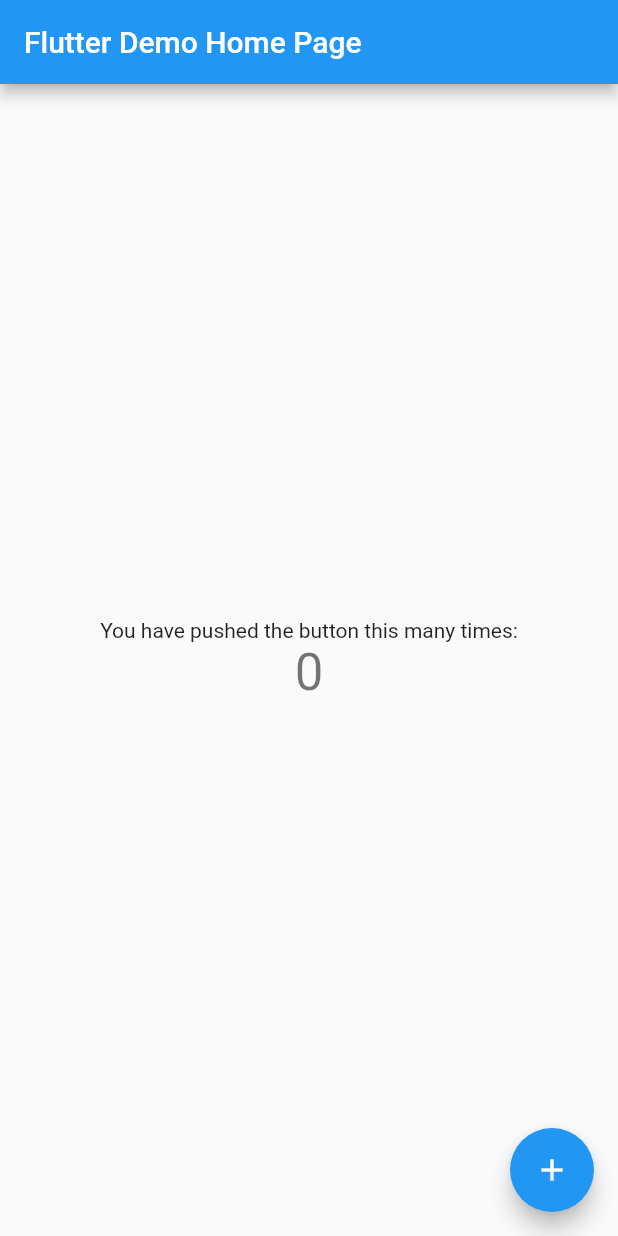
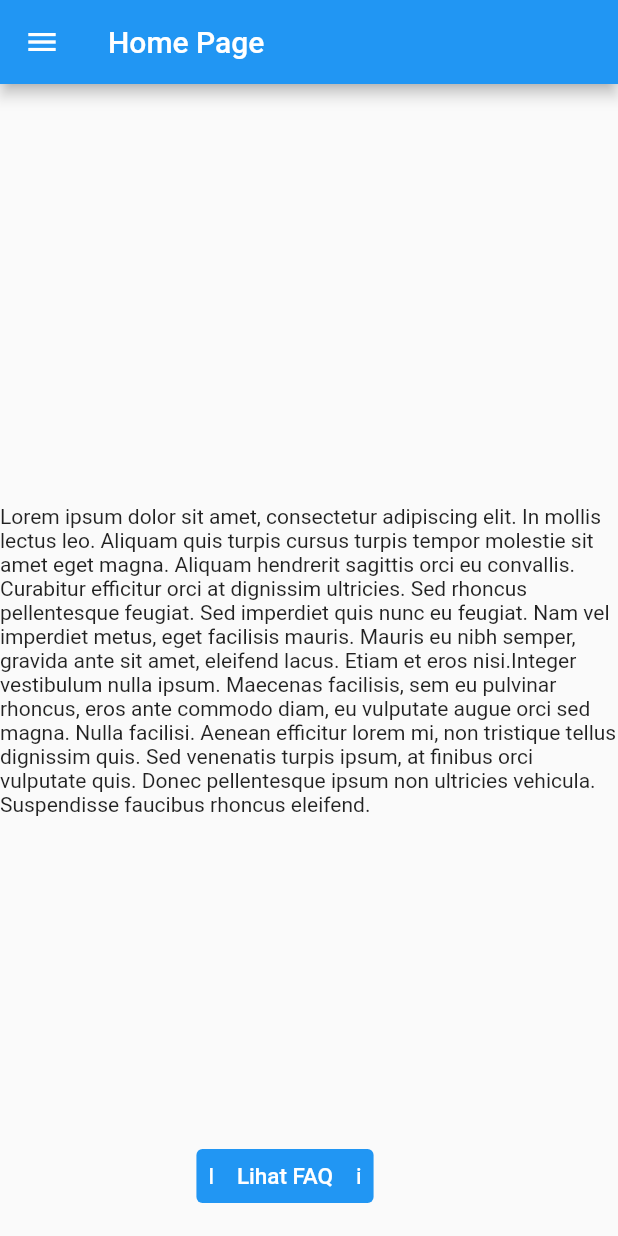
Before and after one commit to VinsensiusF/Proyek-Akhir-Semester, a Flutter app: the screen it shows after launch, on a phone screen of 412 x 824 dp. Run offline on Flutter 3.47's test engine with Material 2 defaults, Android fonts, the phone set to English and light mode, and no system bars.

Commit message:
Raw homepage display

```diff
--- a/lib/main.dart
+++ b/lib/main.dart
@@ -1,4 +1,5 @@
 import 'package:flutter/material.dart';
+import 'package:pas/pages/landing_page.dart';
 
 void main() {
   runApp(const MyApp());
@@ -48,68 +49,119 @@
 }
 
 class _MyHomePageState extends State<MyHomePage> {
-  int _counter = 0;
-
-  void _incrementCounter() {
-    setState(() {
-      // This call to setState tells the Flutter framework that something has
-      // changed in this State, which causes it to rerun the build method below
-      // so that the display can reflect the updated values. If we changed
-      // _counter without calling setState(), then the build method would not be
-      // called again, and so nothing would appear to happen.
-      _counter++;
-    });
-  }
 
   @override
   Widget build(BuildContext context) {
-    // This method is rerun every time setState is called, for instance as done
-    // by the _incrementCounter method above.
-    //
-    // The Flutter framework has been optimized to make rerunning build methods
-    // fast, so that you can just rebuild anything that needs updating rather
-    // than having to individually change instances of widgets.
     return Scaffold(
             appBar: AppBar(
-        // Here we take the value from the MyHomePage object that was created by
-        // the App.build method, and use it to set our appbar title.
-        title: Text(widget.title),
+                title: const Text('Home Page'),
             ),
-      body: Center(
-        // Center is a layout widget. It takes a single child and positions it
-        // in the middle of the parent.
+            drawer: Drawer(
               child: Column(
-          // Column is also a layout widget. It takes a list of children and
-          // arranges them vertically. By default, it sizes itself to fit its
-          // children horizontally, and tries to be as tall as its parent.
-          //
-          // Invoke "debug painting" (press "p" in the console, choose the
-          // "Toggle Debug Paint" action from the Flutter Inspector in Android
-          // Studio, or the "Toggle Debug Paint" command in Visual Studio Code)
-          // to see the wireframe for each widget.
-          //
-          // Column has various properties to control how it sizes itself and
-          // how it positions its children. Here we use mainAxisAlignment to
-          // center the children vertically; the main axis here is the vertical
-          // axis because Columns are vertical (the cross axis would be
-          // horizontal).
-          mainAxisAlignment: MainAxisAlignment.center,
-          children: <Widget>[
-            const Text(
-              'You have pushed the button this many times:',
+                children: [
+                  ListTile(
+                    title: const Text("Home Page"),
+                    onTap: () {
+                      Navigator.pushReplacement(context,
+                      MaterialPageRoute(builder: (context) => const MyLandingPage()),
+                      );
+                    },
                   ),
-            Text(
-              '$_counter',
-              style: Theme.of(context).textTheme.headline4,
+                  ListTile(
+                    title: const Text("Lihat Kategori"),
+                    onTap: () {
+                      Navigator.pushReplacement(context,
+                      MaterialPageRoute(builder: (context) => const MyLandingPage()),
+                      );
+                    },
+                  ),
+                  ListTile(
+                    title: const Text("Forum"),
+                    onTap: () {
+                      Navigator.pushReplacement(context,
+                      MaterialPageRoute(builder: (context) => const MyLandingPage()),
+                      );
+                    },
+                  ),
+                  ListTile(
+                    title: const Text('FAQ'),
+                    onTap: () {
+                        // Route menu ke halaman to do
+                        Navigator.pushReplacement(
+                        context,
+                        MaterialPageRoute(builder: (context) => const MyLandingPage()),
+                        );
+                    },
                   ),
                 ],
               ),
             ),
-      floatingActionButton: FloatingActionButton(
-        onPressed: _incrementCounter,
-        tooltip: 'Increment',
-        child: const Icon(Icons.add),
-      ), // This trailing comma makes auto-formatting nicer for build methods.
+            body: Center(
+              child: Column(
+                mainAxisAlignment: MainAxisAlignment.center,
+                children: const <Widget>[
+                  Text("Lorem ipsum dolor sit amet, consectetur adipiscing elit. In mollis lectus leo. Aliquam quis turpis cursus turpis tempor molestie sit amet eget magna. Aliquam hendrerit sagittis orci eu convallis. Curabitur efficitur orci at dignissim ultricies. Sed rhoncus pellentesque feugiat. Sed imperdiet quis nunc eu feugiat. Nam vel imperdiet metus, eget facilisis mauris. Mauris eu nibh semper, gravida ante sit amet, eleifend lacus. Etiam et eros nisi.Integer vestibulum nulla ipsum. Maecenas facilisis, sem eu pulvinar rhoncus, eros ante commodo diam, eu vulputate augue orci sed magna. Nulla facilisi. Aenean efficitur lorem mi, non tristique tellus dignissim quis. Sed venenatis turpis ipsum, at finibus orci vulputate quis. Donec pellentesque ipsum non ultricies vehicula. Suspendisse faucibus rhoncus eleifend.")
+
+                ]
+              ),
+            ),
+            floatingActionButton: Visibility(
+                child: Container(
+                  width: 762,
+                  child: Stack(
+                    children: <Widget>[
+                      Align(
+                        alignment: Alignment.bottomCenter,
+                        child: TextButton(
+                                  onPressed: () {
+                                      Navigator.pushReplacement(
+                                          context,
+                                          MaterialPageRoute(builder: (context) => const MyLandingPage()),
+                                      );
+                                  },
+                                  style: TextButton.styleFrom(
+                                      primary: Colors.white,
+                                      backgroundColor: Colors.blue,
+                                  ),
+                                  child: const Text('Daftar Kategori', style: TextStyle(fontSize: 15),),
+                              ),
+                        ),
+                      Align(
+                        alignment: Alignment.bottomCenter,
+                        child: TextButton(
+                                  onPressed: () {
+                                      Navigator.pushReplacement(
+                                          context,
+                                          MaterialPageRoute(builder: (context) => const MyLandingPage()),
+                                      );
+                                  },
+                                  style: TextButton.styleFrom(
+                                      primary: Colors.white,
+                                      backgroundColor: Colors.blue,
+                                  ),
+                                  child: const Text('Lihat Forum', style: TextStyle(fontSize: 15),),
+                              ),
+                        ),
+                        Align(
+                        alignment: Alignment.bottomCenter,
+                        child: TextButton(
+                                  onPressed: () {
+                                      Navigator.pushReplacement(
+                                          context,
+                                          MaterialPageRoute(builder: (context) => const MyLandingPage()),
+                                      );
+                                  },
+                                  style: TextButton.styleFrom(
+                                      primary: Colors.white,
+                                      backgroundColor: Colors.blue,
+                                  ),
+                                  child: const Text('Lihat FAQ', style: TextStyle(fontSize: 15),),
+                              ),
+                        ),
+                    ],
+                  )
+                )
+              )
           );
   }
 }
```
Also changed, not shown: lib/pages/landing_page.dart (+125 -0 lines). Lines whose indentation alone changed are shown as unchanged.
